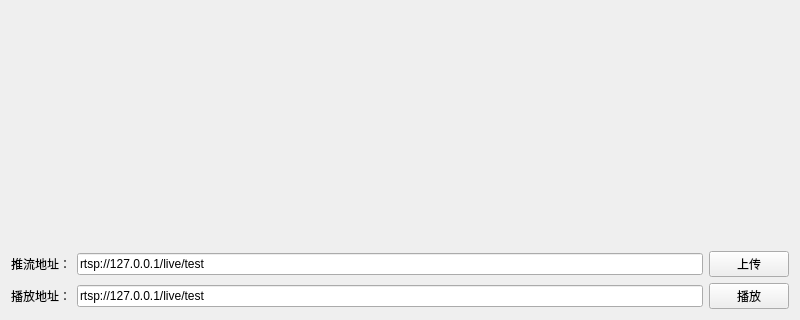
The window that widget.ui (MUTANTSTATUE/ZLMDemo) describes before a commit, drawn with Qt 5; both pictures show x 0 to 800 and y 280 to 600 of the 800 by 600 pixel window.
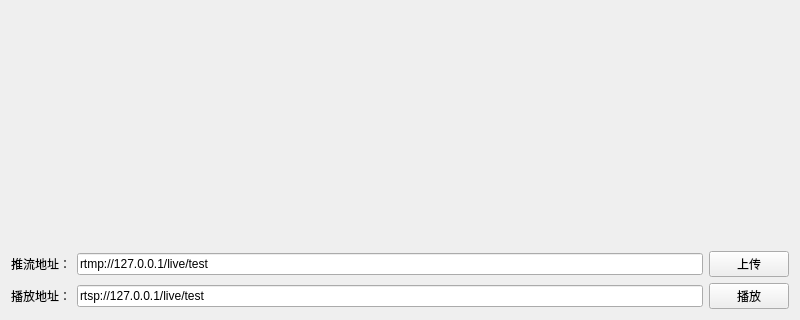
The same window after the commit.

```diff
--- a/widget.ui
+++ b/widget.ui
@@ -29,7 +29,7 @@
      <item>
       <widget class="QLineEdit" name="lineEditPushUrl">
        <property name="text">
-        <string>rtsp://127.0.0.1/live/test</string>
+        <string>rtmp://127.0.0.1/live/test</string>
        </property>
        <property name="readOnly">
         <bool>false</bool>
```
